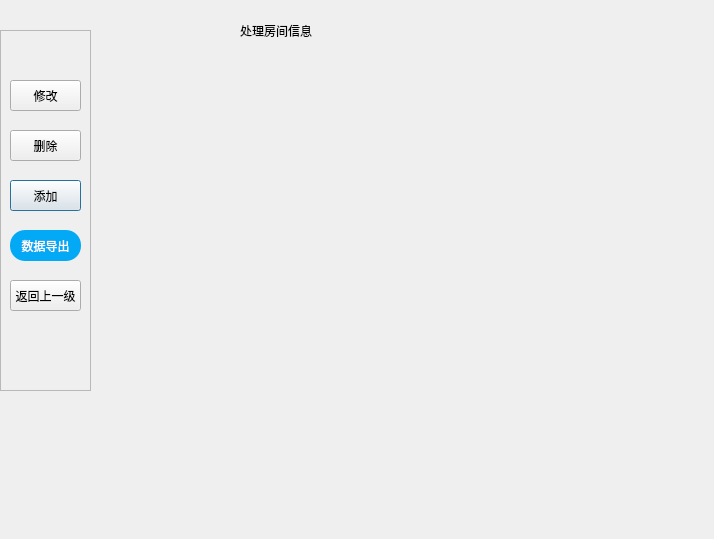
Qt form changeroomdata.ui (TeqGin/QT) before a commit.
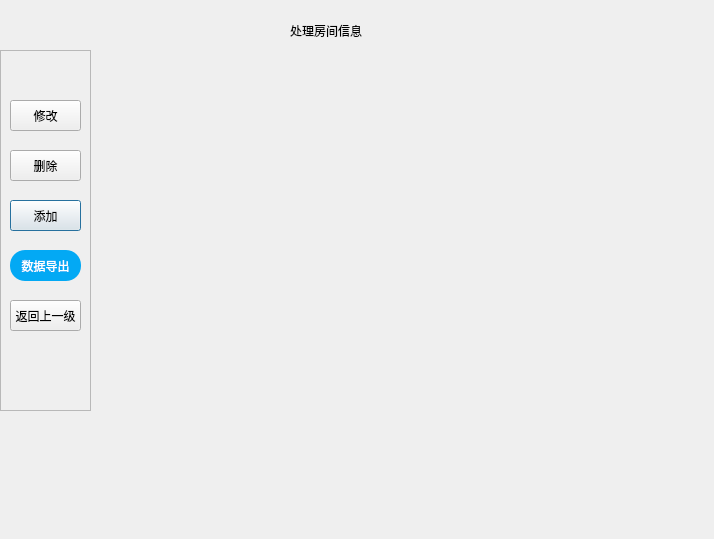
The same form after that commit. Icons and pictures are not drawn.

```diff
--- a/changeroomdata.ui
+++ b/changeroomdata.ui
@@ -13,10 +13,13 @@
   <property name="windowTitle">
    <string>处理房间信息</string>
   </property>
+  <property name="styleSheet">
+   <string notr="true">background:url(:/new/prefix1/bg.jpg);</string>
+  </property>
   <widget class="QLabel" name="title">
    <property name="geometry">
     <rect>
-     <x>240</x>
+     <x>290</x>
      <y>10</y>
      <width>161</width>
      <height>41</height>
@@ -34,11 +37,14 @@
    <property name="geometry">
     <rect>
      <x>0</x>
-     <y>30</y>
+     <y>50</y>
      <width>91</width>
      <height>361</height>
     </rect>
    </property>
+   <property name="styleSheet">
+    <string notr="true">background-image:url();</string>
+   </property>
    <property name="frameShape">
     <enum>QFrame::StyledPanel</enum>
    </property>
```
Left out of the diff: 3 changed lines with no effect on the pictures.
